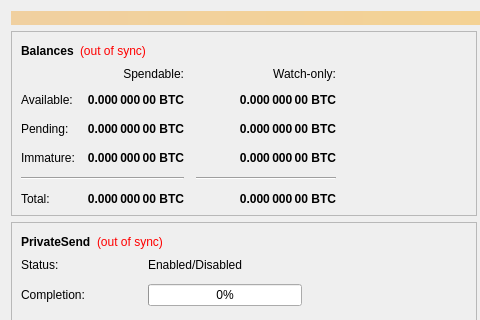
Before: the Qt Designer form src/qt/forms/overviewpage.ui in vecopay/veco, drawn with Qt 5; both pictures show x 0 to 480 and y 0 to 320 of the 960 by 585 pixel window.
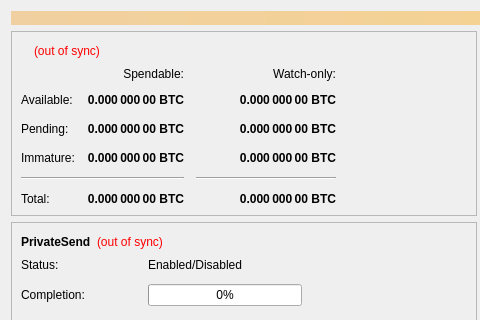
After: the same form once the commit is applied.

Commit message: Remove Balances string

```diff
--- a/src/qt/forms/overviewpage.ui
+++ b/src/qt/forms/overviewpage.ui
@@ -63,7 +63,7 @@
                </font>
               </property>
               <property name="text">
-               <string>Balances</string>
+               <string></string>
               </property>
              </widget>
             </item>
```
